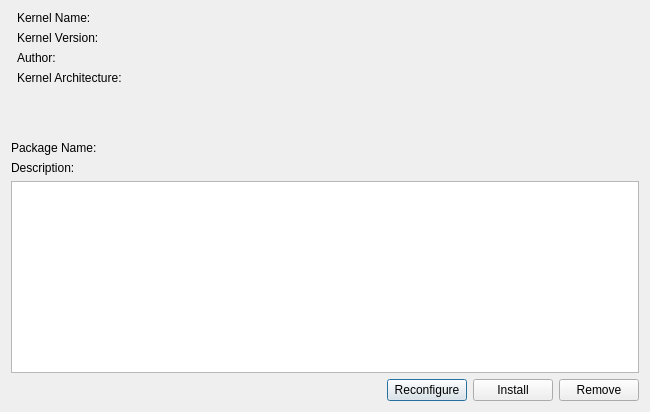
This is kernelinformationdialog.ui in GXDE-OS/gxde-kernel-manager as Qt 5 draws it before an edit. The edited form follows.
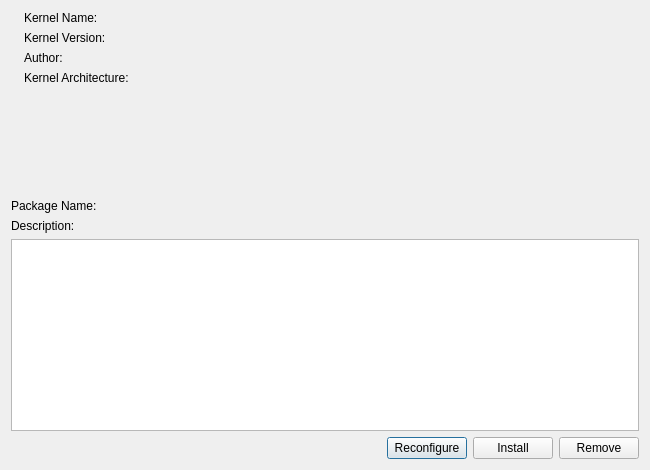
This is the edited form. Icons and pictures are not drawn.

What changed in the file:
```diff
--- a/kernelinformationdialog.ui
+++ b/kernelinformationdialog.ui
@@ -7,7 +7,7 @@
     <x>0</x>
     <y>0</y>
     <width>650</width>
-    <height>412</height>
+    <height>470</height>
    </rect>
   </property>
   <property name="windowTitle">
@@ -25,7 +25,10 @@
         </sizepolicy>
        </property>
        <property name="text">
-        <string>&lt;html&gt;&lt;head/&gt;&lt;body&gt;&lt;p&gt;&lt;img src=&quot;:/icon/tux.png&quot;/&gt;&lt;/p&gt;&lt;/body&gt;&lt;/html&gt;</string>
+        <string/>
+       </property>
+       <property name="pixmap">
+        <pixmap resource="build/unknown-Debug/.qt/rcc/Resource.qrc">:/icon/tux.svg</pixmap>
        </property>
        <property name="alignment">
         <set>Qt::AlignLeading|Qt::AlignLeft|Qt::AlignTop</set>
```
Left out of the diff: 4 changed lines with no effect on the pictures.
